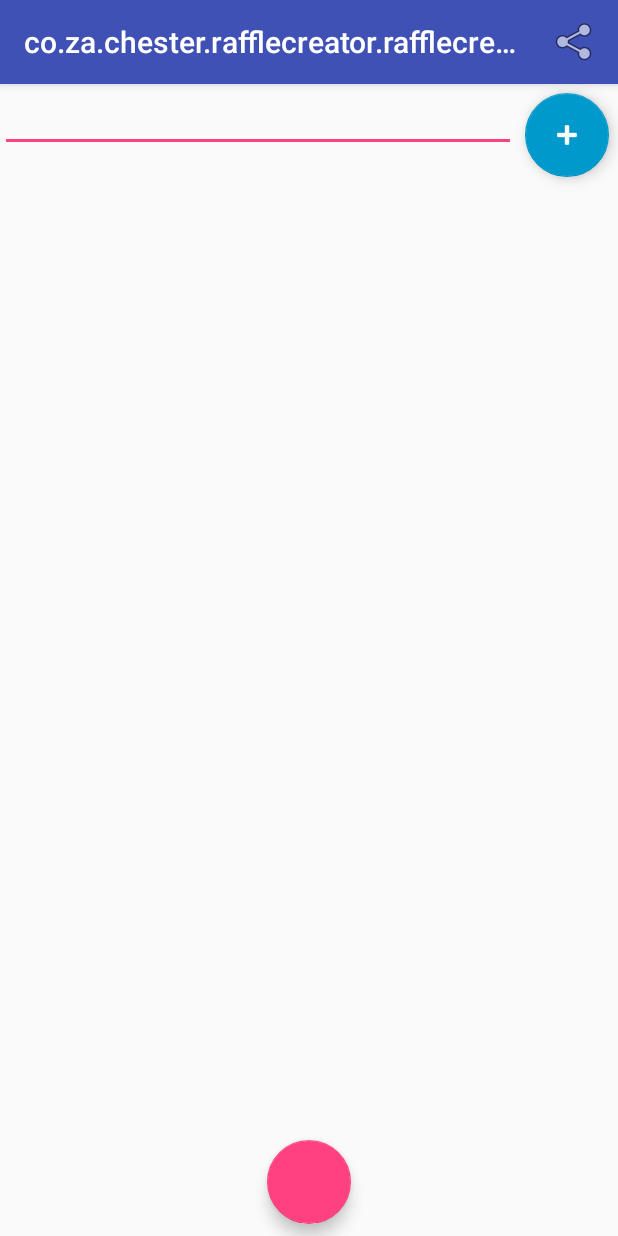
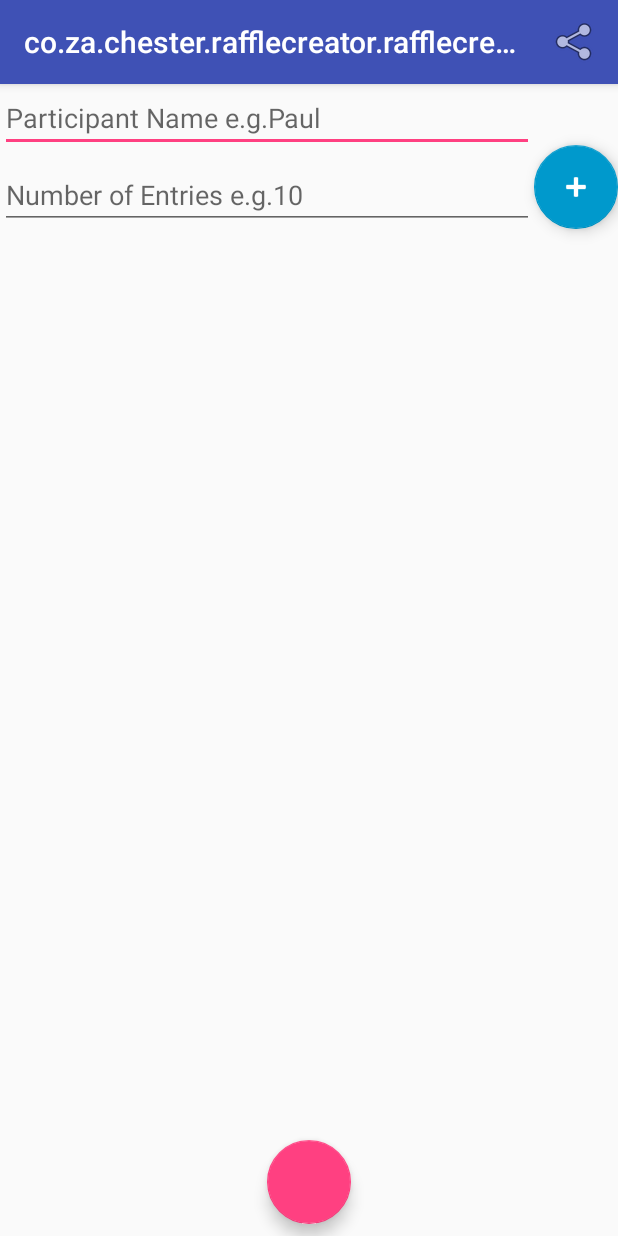
Before and after one commit to chesterc314/raffle-creator, an Android app: the RaffleActivity screen opened directly, with no data from a screen before it, after a tap on an icon or button, on a phone screen of 412 x 824 dp. Run offline under Robolectric (Android 15) with nearby library versions, the light colour scheme and no system bars; libraries missing offline, so code that uses them is left out: org.funktionale.option; plain views replace FloatingActionButton; 7 statements that could not run were skipped.

Commit message:
develop: Added functionality so that multiple entries of the raffle can be determined

```diff
--- a/app/src/main/java/co/za/chester/rafflecreator/rafflecreator/AudioPlayer.kt
+++ b/app/src/main/java/co/za/chester/rafflecreator/rafflecreator/AudioPlayer.kt
@@ -6,12 +6,12 @@ import org.funktionale.option.Option
 
 object AudioPlayer {
     fun play(context: Context, resId: Int, completePlayAction: () -> Unit) {
-        var maybeMediaPlayer: Option<MediaPlayer> = Option.None
+        var maybeMediaPlayer: Option<MediaPlayer> = Option.empty()
         fun stop() {
             maybeMediaPlayer.map { mediaPlayer ->
                 mediaPlayer.stop()
                 mediaPlayer.release()
-                maybeMediaPlayer = Option.None
+                maybeMediaPlayer = Option.empty()
             }
         }
         stop()
--- a/app/src/main/java/co/za/chester/rafflecreator/rafflecreator/CustomRecyclerViewAdapter.kt
+++ b/app/src/main/java/co/za/chester/rafflecreator/rafflecreator/CustomRecyclerViewAdapter.kt
@@ -9,8 +9,7 @@ import android.widget.TextView
 
 class CustomRecyclerViewAdapter(private val values: ArrayList<String>,
                                 private val removeAction: (ArrayList<String>, Int, RecyclerView.Adapter<CustomRecyclerViewAdapter.CustomViewHolder>) -> Unit,
-                                private val editAction: (Int) -> Unit,
-                                private val enableEditButton: Boolean = true) : RecyclerView.Adapter<CustomRecyclerViewAdapter.CustomViewHolder>() {
+                                private val editAction: (Int) -> Unit) : RecyclerView.Adapter<CustomRecyclerViewAdapter.CustomViewHolder>() {
     inner class CustomViewHolder(view: View) : RecyclerView.ViewHolder(view) {
         val label: TextView = view.findViewById<View>(R.id.label) as TextView
         val removeButton: ImageButton = view.findViewById(R.id.imageButtonRemoveRaffle) as ImageButton
@@ -29,13 +28,10 @@ class CustomRecyclerViewAdapter(private val values: ArrayList<String>,
         holder.removeButton.setOnClickListener({ _ ->
             removeAction(this.values, position, this)
         })
-        if(enableEditButton) {
-            holder.editButton.setOnClickListener({ _ ->
-                editAction(position)
-            })
-        }else{
-            holder.editButton.visibility = View.GONE
-        }
+
+        holder.editButton.setOnClickListener({ _ ->
+            editAction(position)
+        })
     }
 
     override fun getItemCount(): Int {
--- a/app/src/main/java/co/za/chester/rafflecreator/rafflecreator/RaffleActivity.kt
+++ b/app/src/main/java/co/za/chester/rafflecreator/rafflecreator/RaffleActivity.kt
@@ -17,11 +17,13 @@ import android.view.Menu
 import android.view.MenuItem
 import android.view.View
 import android.widget.AutoCompleteTextView
+import android.widget.EditText
 import android.widget.TextView
 import android.widget.Toast
 import co.za.chester.rafflecreator.rafflecreator.domain.Participant
 import co.za.chester.rafflecreator.rafflecreator.domain.Raffle
 import co.za.chester.rafflecreator.rafflecreator.domain.Repository
+import org.funktionale.option.Option
 import org.funktionale.option.firstOption
 import org.funktionale.option.getOrElse
 import org.funktionale.option.toOption
@@ -34,10 +36,12 @@ class RaffleActivity : AppCompatActivity(), TextToSpeech.OnInitListener {
     private lateinit var participants: ArrayList<Participant>
     private lateinit var customRecyclerViewAdapter: CustomRecyclerViewAdapter
     private lateinit var autoCompleteTextViewParticipant: AutoCompleteTextView
+    private lateinit var entryCountEditText: EditText
     private lateinit var raffleName: String
     private lateinit var raffleId: UUID
     private lateinit var raffleRepository: Repository
     private lateinit var textToSpeech: TextToSpeech
+    private var maybeParticipant: Option<Participant> = Option.empty()
 
     override fun onCreate(savedInstanceState: Bundle?) {
         super.onCreate(savedInstanceState)
@@ -47,10 +51,16 @@ class RaffleActivity : AppCompatActivity(), TextToSpeech.OnInitListener {
         this.title = "Raffle: $raffleName"
         participantRecyclerView = findViewById(R.id.participantRecyclerView)
         autoCompleteTextViewParticipant = findViewById(R.id.autoCompleteTextViewParticipant)
+        entryCountEditText = findViewById(R.id.entryCountEditText)
         raffleRepository = Repository(this, getString(R.string.raffle_key))
         arrayList = java.util.ArrayList()
-        customRecyclerViewAdapter = CustomRecyclerViewAdapter(arrayList, removeParticipantAction(), { _ ->
-        }, false)
+        customRecyclerViewAdapter = CustomRecyclerViewAdapter(arrayList, removeParticipantAction(), { position ->
+            maybeParticipant = Option.Some(participants.filter { p -> p.raffleId == raffleId }[position])
+            maybeParticipant.map { participant ->
+                this.autoCompleteTextViewParticipant.setText(participant.name)
+                this.entryCountEditText.setText(participant.entryCount.toString())
+            }
+        })
         val layoutManager = LinearLayoutManager(applicationContext)
         participantRecyclerView.layoutManager = layoutManager
         participantRecyclerView.itemAnimator = DefaultItemAnimator()
@@ -102,20 +112,42 @@ class RaffleActivity : AppCompatActivity(), TextToSpeech.OnInitListener {
 
     fun addParticipant(view: View) {
         val participantName: String = this.autoCompleteTextViewParticipant.text.toString()
+        val entryCountText = this.entryCountEditText.text.toString().trim()
+        val entryCount: Int = if(entryCountText.isEmpty()){1}else{entryCountText.toInt()}
         if (participantName.isEmpty()) {
             Toast.makeText(this, "No Participant Name entered", Toast.LENGTH_LONG).show()
         } else {
+            maybeParticipant.map { participant ->
+                arrayList.remove(participant.name)
+                participants.remove(participant)
+                addParticipantToList(participantName, entryCount)
+                maybeParticipant = Option.empty()
+            }.getOrElse {
+                checkForDuplicate(participantName, entryCount)
+            }
+        }
+    }
+
+    private fun checkForDuplicate(participantName: String, entryCount: Int) {
         val maybeDuplicateName = this.arrayList.firstOption { a -> a.trim() == participantName.trim() }
         maybeDuplicateName.map { duplicateName ->
             Toast.makeText(this, "Participant Name: $duplicateName is already added", Toast.LENGTH_LONG).show()
         }.getOrElse {
+            addParticipantToList(participantName, entryCount)
+        }
+    }
+
+    private fun addParticipantToList(participantName: String, entryCount: Int) {
         arrayList.add(participantName)
-                participants.add(Participant(participantName, raffleId))
+        participants.add(Participant(participantName, raffleId, entryCount))
         raffleRepository.saveString(getString(R.string.participant_key), Participant.fromObjects(participants))
         customRecyclerViewAdapter.notifyDataSetChanged()
+        clearFields()
     }
+
+    private fun clearFields() {
         this.autoCompleteTextViewParticipant.setText("")
-        }
+        this.entryCountEditText.setText("")
     }
 
     override fun onCreateOptionsMenu(menu: Menu): Boolean {
@@ -137,7 +169,7 @@ class RaffleActivity : AppCompatActivity(), TextToSpeech.OnInitListener {
                     val participantNamesForSharing: String = participants
                             .filter { p -> p.raffleId == raffleId }
                             .sortedBy { p -> p.name }
-                            .fold("", {acc, p -> acc + p.name +"\n" })
+                            .fold("", { acc, p -> acc + "Name: ${p.name} Entries: ${p.entryCount}\n"})
                     shareIntent.putExtra(Intent.EXTRA_TEXT, "Raffle Name: $raffleName\n$participantNamesForSharing")
                     shareIntent.type = "text/plain"
                     startActivity(Intent.createChooser(shareIntent, "Share with"))
@@ -160,6 +192,7 @@ class RaffleActivity : AppCompatActivity(), TextToSpeech.OnInitListener {
     @TargetApi(Build.VERSION_CODES.LOLLIPOP)
     @RequiresApi(Build.VERSION_CODES.LOLLIPOP)
     fun selectWinner(view: View) {
+        clearFields()
         val maybeWinner = Raffle(raffleName, participants.toSet(), raffleId).determineWinner()
         maybeWinner.map { winner ->
             AudioPlayer.play(this, R.raw.winnerannouncement, {
--- a/app/src/main/res/layout/activity_raffle.xml
+++ b/app/src/main/res/layout/activity_raffle.xml
@@ -1,19 +1,15 @@
 <?xml version="1.0" encoding="utf-8"?>
-<RelativeLayout
-    xmlns:android="http://schemas.android.com/apk/res/android"
+<RelativeLayout xmlns:android="http://schemas.android.com/apk/res/android"
     xmlns:app="http://schemas.android.com/apk/res-auto"
-    android:layout_width="match_parent" android:layout_height="match_parent">
+    android:layout_width="match_parent"
+    android:layout_height="match_parent">
 
     <android.support.design.widget.FloatingActionButton
         android:id="@+id/fabAddParticipant"
         android:layout_width="wrap_content"
         android:layout_height="wrap_content"
+        android:layout_alignBottom="@+id/entryCountEditText"
         android:layout_alignParentEnd="true"
-        android:layout_alignParentTop="true"
-        android:layout_marginEnd="6dp"
-        android:layout_marginStart="6dp"
-        android:layout_marginTop="6dp"
-        android:layout_marginBottom="6dp"
         android:clickable="true"
         android:focusable="true"
         android:onClick="addParticipant"
@@ -25,8 +21,9 @@
         android:id="@+id/participantRecyclerView"
         android:layout_width="match_parent"
         android:layout_height="match_parent"
+        android:layout_alignBottom="@+id/floatingActionButton"
         android:layout_alignParentStart="true"
-        android:layout_below="@+id/fabAddParticipant"
+        android:layout_below="@+id/entryCountEditText"
         android:scrollbars="vertical" />
 
     <AutoCompleteTextView
@@ -36,20 +33,36 @@
         android:layout_alignParentStart="true"
         android:layout_alignParentTop="true"
         android:layout_marginBottom="6dp"
-        android:layout_toStartOf="@+id/fabAddParticipant" >
-        <requestFocus/>
+        android:layout_toStartOf="@+id/fabAddParticipant"
+        android:hint="@string/participant_name_e_g_paul"
+        android:textColorLink="@android:color/holo_blue_light">
+
+        <requestFocus />
     </AutoCompleteTextView>
 
     <com.robertlevonyan.views.customfloatingactionbutton.FloatingActionButton
+        android:id="@+id/floatingActionButton"
         android:layout_width="wrap_content"
         android:layout_height="wrap_content"
         android:layout_alignParentBottom="true"
         android:layout_centerHorizontal="true"
+        android:layout_marginBottom="8dp"
         android:onClick="selectWinner"
+        android:textSize="20sp"
         app:fabColor="@android:color/holo_red_light"
-        app:fabText="PICK A WINNER"
-        app:fabTextAllCaps="true"
-        android:textSize="20sp"
-        android:layout_marginBottom="8dp"/>
+        app:fabText="Draw"
+        app:fabTextAllCaps="true" />
+
+    <EditText
+        android:id="@+id/entryCountEditText"
+        android:layout_width="wrap_content"
+        android:layout_height="wrap_content"
+        android:layout_alignParentStart="true"
+        android:layout_below="@+id/autoCompleteTextViewParticipant"
+        android:layout_toStartOf="@+id/fabAddParticipant"
+        android:ems="10"
+        android:hint="@string/number_of_entries_e_g_10"
+        android:inputType="numberSigned"
+        android:textColorLink="@android:color/holo_blue_light" />
 
 </RelativeLayout>
--- a/app/src/main/res/values/strings.xml
+++ b/app/src/main/res/values/strings.xml
@@ -7,4 +7,6 @@
     <string name="raffle_key">co.za.chester.RAFFLE_KEY</string>
     <string name="raffle_name_key">co.za.chester.RAFFLE_NAME_KEY</string>
     <string name="participant_key">co.za.chester.PARTICIPANT_KEY</string>
+    <string name="number_of_entries_e_g_10">Number of Entries e.g.10</string>
+    <string name="participant_name_e_g_paul">Participant Name e.g.Paul</string>
 </resources>
```
Also changed, not shown: app/src/main/java/co/za/chester/rafflecreator/rafflecreator/domain/Raffle.kt (+21 -3 lines). Lines whose indentation alone changed are shown as unchanged.
